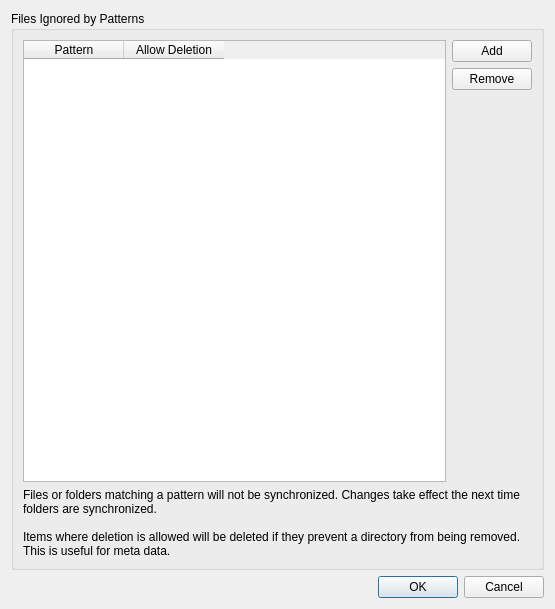
Before: the Qt Designer form src/gui/ignorelisteditor.ui in CSG-Development/owncloud-client, drawn with Qt 5.
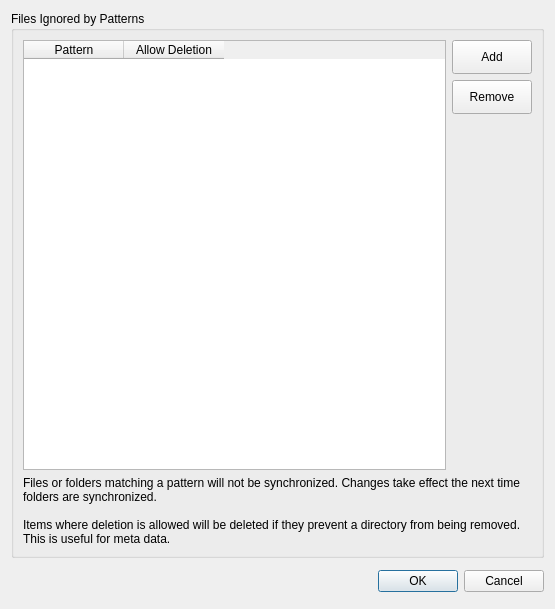
After: the same form once the commit is applied.

```diff
--- a/src/gui/ignorelisteditor.ui
+++ b/src/gui/ignorelisteditor.ui
@@ -55,6 +55,12 @@
             <property name="enabled">
              <bool>true</bool>
             </property>
+            <property name="minimumSize">
+             <size>
+              <width>0</width>
+              <height>34</height>
+             </size>
+            </property>
             <property name="cursor">
              <cursorShape>PointingHandCursor</cursorShape>
             </property>
@@ -68,6 +74,12 @@
             <property name="enabled">
              <bool>true</bool>
             </property>
+            <property name="minimumSize">
+             <size>
+              <width>0</width>
+              <height>34</height>
+             </size>
+            </property>
             <property name="cursor">
              <cursorShape>PointingHandCursor</cursorShape>
             </property>
@@ -125,6 +137,12 @@
    </item>
    <item>
     <widget class="QDialogButtonBox" name="buttonBox">
+     <property name="minimumSize">
+      <size>
+       <width>0</width>
+       <height>34</height>
+      </size>
+     </property>
      <property name="standardButtons">
       <set>QDialogButtonBox::Cancel|QDialogButtonBox::Ok</set>
      </property>
```
Left out of the diff: 10 changed lines with no effect on the pictures.
